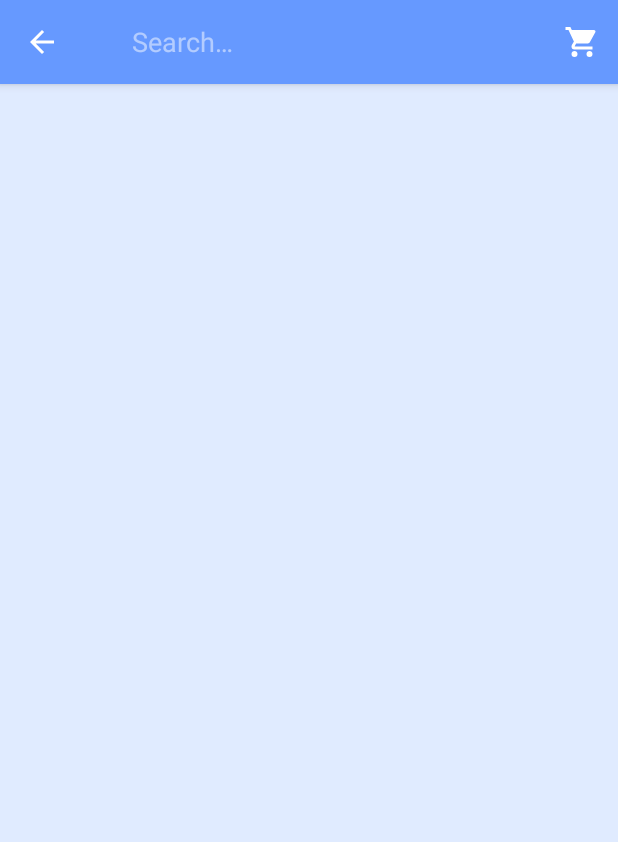
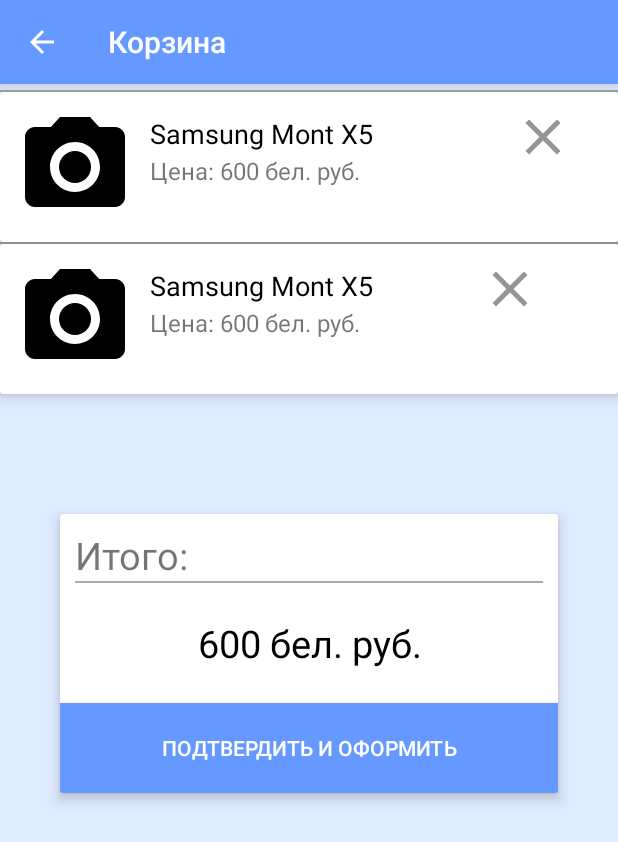
Before and after one commit to olisve/digital_planet, an Android app: the screen it shows after launch (MainActivity), after a tap on "Корзина", on a phone screen of 412 x 824 dp. Shown: the top 842 px of the screen. Run offline under Robolectric (Android 15) with nearby library versions, the light colour scheme and no system bars; libraries missing offline, so code that uses them is left out: org.springframework.web; 1 other tap on this screen came first.

Commit message:
Basket layout added.

```diff
--- a/MOB_APP/app/src/main/java/com/digitalplanet/digitalplanet/MainActivity.java
+++ b/MOB_APP/app/src/main/java/com/digitalplanet/digitalplanet/MainActivity.java
@@ -5,6 +5,7 @@
 import android.graphics.Color;
 import android.os.Bundle;
 import android.support.design.widget.NavigationView;
+import android.support.v4.app.FragmentTransaction;
 import android.support.v4.view.GravityCompat;
 import android.support.v4.widget.DrawerLayout;
 import android.support.v7.app.ActionBarDrawerToggle;
@@ -120,6 +121,17 @@
         searchItem = menu.findItem(R.id.action_search);
         filterItem = menu.findItem(R.id.action_filter);
         basketItem = menu.findItem(R.id.action_basket);
+        basketItem.setOnMenuItemClickListener(new MenuItem.OnMenuItemClickListener() {
+            @Override
+            public boolean onMenuItemClick(MenuItem menuItem) {
+                BasketFragment basketFragment = new BasketFragment();
+                FragmentTransaction fragmentTransaction = getSupportFragmentManager().beginTransaction();
+                fragmentTransaction.replace(R.id.frame, basketFragment);
+                fragmentTransaction.addToBackStack(String.valueOf(R.id.nav_basket));
+                fragmentTransaction.commit();
+                return false;
+            }
+        });
         SearchView searchView = (SearchView) MenuItemCompat.getActionView(searchItem);
         searchView.setOnQueryTextListener(this);
 
--- /dev/null
+++ b/MOB_APP/app/src/main/java/com/digitalplanet/digitalplanet/fragment/BasketFragment.java
@@ -0,0 +1,64 @@
+package com.digitalplanet.digitalplanet.fragment;
+
+import android.os.Bundle;
+import android.support.annotation.Nullable;
+import android.support.v7.app.AppCompatActivity;
+import android.support.v7.widget.LinearLayoutManager;
+import android.support.v7.widget.RecyclerView;
+import android.view.LayoutInflater;
+import android.view.Menu;
+import android.view.MenuInflater;
+import android.view.View;
+import android.view.ViewGroup;
+
+import com.digitalplanet.digitalplanet.R;
+import com.digitalplanet.digitalplanet.dal.Category;
+import com.digitalplanet.digitalplanet.dal.Product;
+
+import java.util.ArrayList;
+import java.util.List;
+
+/**
+ * Created by marija.savtchouk on 07.12.2017.
+ */
+
+public class BasketFragment extends BaseFragment {
+
+    private RecyclerView mRecyclerView;
+    private RecyclerView.Adapter mAdapter;
+    private RecyclerView.LayoutManager mLayoutManager;
+
+    private List<Product> products = new ArrayList<>();
+
+    public BasketFragment() {
+        // Required empty public constructor
+    }
+
+    @Override
+    public void onCreate(Bundle savedInstanceState) {
+        super.onCreate(savedInstanceState);
+        setHasOptionsMenu(true);
+    }
+
+    @Override
+    public View onCreateView(LayoutInflater inflater, ViewGroup container,
+                             Bundle savedInstanceState) {
+        return inflater.inflate(R.layout.basket_layout, container, false);
+    }
+
+
+    @Override
+    public void onViewCreated(View view, @Nullable Bundle savedInstanceState) {
+        super.onViewCreated(view, savedInstanceState);
+
+        ((AppCompatActivity) this.getActivity()).getSupportActionBar().setTitle(getResources().getString(R.string.basket));
+    }
+
+    @Override
+    public void onCreateOptionsMenu(Menu menu, MenuInflater inflater) {
+        super.onCreateOptionsMenu(menu, inflater);
+        menu.findItem(R.id.action_search).setVisible(false);
+        menu.findItem(R.id.action_filter).setVisible(false);
+        menu.findItem(R.id.action_basket).setVisible(false);
+    }
+}
--- a/MOB_APP/app/src/main/java/com/digitalplanet/digitalplanet/fragment/CatalogFragment.java
+++ b/MOB_APP/app/src/main/java/com/digitalplanet/digitalplanet/fragment/CatalogFragment.java
@@ -12,6 +12,7 @@
 import android.view.LayoutInflater;
 import android.view.Menu;
 import android.view.MenuInflater;
+import android.view.MenuItem;
 import android.view.View;
 import android.view.ViewGroup;
 import android.os.Bundle;
@@ -77,6 +78,17 @@
         menu.findItem(R.id.action_search).setVisible(true);
         menu.findItem(R.id.action_filter).setVisible(false);
         menu.findItem(R.id.action_basket).setVisible(true);
+        menu.findItem(R.id.action_basket).setOnMenuItemClickListener(new MenuItem.OnMenuItemClickListener() {
+            @Override
+            public boolean onMenuItemClick(MenuItem menuItem) {
+                BasketFragment basketFragment = new BasketFragment();
+                FragmentTransaction fragmentTransaction = CatalogFragment.this.getFragmentManager().beginTransaction();
+                fragmentTransaction.replace(((View) CatalogFragment.this.getView().getParent()).getId(), basketFragment);
+                fragmentTransaction.addToBackStack(String.valueOf(R.id.nav_basket));
+                fragmentTransaction.commit();
+                return false;
+            }
+        });
     }
 
     public void searchCategories() {
@@ -126,10 +138,12 @@
             holder.bCategory.setText(f.getName());
             final String id = categories.get(position).get_id();
             ArrayList<Integer> drowable_ids = new ArrayList<Integer>();
-            drowable_ids.add(R.drawable.ic_weekend_black_24dp);
             drowable_ids.add(R.drawable.ic_phone_android_black_24dp);
+            drowable_ids.add(R.drawable.ic_tablet_black_24dp);
+            drowable_ids.add(R.drawable.ic_laptop_mac_black_24dp);
             drowable_ids.add(R.drawable.ic_tv_black_24dp);
             drowable_ids.add(R.drawable.ic_photo_camera_black_24dp);
+            drowable_ids.add(R.drawable.ic_headset_black_24dp);
             int i = position % drowable_ids.size();
             holder.bCategory.setCompoundDrawablesWithIntrinsicBounds(getResources().getDrawable(drowable_ids.get(i)), null, null, null);
             holder.bCategory.setOnClickListener(new View.OnClickListener() {
--- a/MOB_APP/app/src/main/java/com/digitalplanet/digitalplanet/fragment/CatalogListView.java
+++ b/MOB_APP/app/src/main/java/com/digitalplanet/digitalplanet/fragment/CatalogListView.java
@@ -110,6 +110,17 @@
                 filterFragment.setArguments(bundle);
                 fragmentTransaction.replace(((View) CatalogListView.this.getView().getParent()).getId(), filterFragment);
                 fragmentTransaction.addToBackStack(null);
+                fragmentTransaction.commit();
+                return false;
+            }
+        });
+        menu.findItem(R.id.action_basket).setOnMenuItemClickListener(new MenuItem.OnMenuItemClickListener() {
+            @Override
+            public boolean onMenuItemClick(MenuItem menuItem) {
+                BasketFragment basketFragment = new BasketFragment();
+                FragmentTransaction fragmentTransaction = CatalogListView.this.getFragmentManager().beginTransaction();
+                fragmentTransaction.replace(((View) CatalogListView.this.getView().getParent()).getId(), basketFragment);
+                fragmentTransaction.addToBackStack(String.valueOf(R.id.nav_basket));
                 fragmentTransaction.commit();
                 return false;
             }
--- a/MOB_APP/app/src/main/java/com/digitalplanet/digitalplanet/fragment/ProductFragment.java
+++ b/MOB_APP/app/src/main/java/com/digitalplanet/digitalplanet/fragment/ProductFragment.java
@@ -5,12 +5,14 @@
 import android.os.AsyncTask;
 import android.os.Bundle;
 import android.support.annotation.Nullable;
+import android.support.v4.app.FragmentTransaction;
 import android.support.v7.app.AppCompatActivity;
 import android.support.v7.widget.LinearLayoutManager;
 import android.support.v7.widget.RecyclerView;
 import android.view.LayoutInflater;
 import android.view.Menu;
 import android.view.MenuInflater;
+import android.view.MenuItem;
 import android.view.View;
 import android.view.ViewGroup;
 import android.widget.Button;
@@ -99,6 +101,17 @@
         menu.findItem(R.id.action_search).setVisible(false);
         menu.findItem(R.id.action_filter).setVisible(false);
         menu.findItem(R.id.action_basket).setVisible(true);
+        menu.findItem(R.id.action_basket).setOnMenuItemClickListener(new MenuItem.OnMenuItemClickListener() {
+            @Override
+            public boolean onMenuItemClick(MenuItem menuItem) {
+                BasketFragment basketFragment = new BasketFragment();
+                FragmentTransaction fragmentTransaction = ProductFragment.this.getFragmentManager().beginTransaction();
+                fragmentTransaction.replace(((View) ProductFragment.this.getView().getParent()).getId(), basketFragment);
+                fragmentTransaction.addToBackStack(String.valueOf(R.id.nav_basket));
+                fragmentTransaction.commit();
+                return false;
+            }
+        });
     }
 
     void loadProduct() {
--- /dev/null
+++ b/MOB_APP/app/src/main/res/drawable/ic_clear_black_24dp.xml
@@ -0,0 +1,9 @@
+<vector xmlns:android="http://schemas.android.com/apk/res/android"
+        android:width="24dp"
+        android:height="24dp"
+        android:viewportWidth="24.0"
+        android:viewportHeight="24.0">
+    <path
+        android:fillColor="#959595"
+        android:pathData="M19,6.41L17.59,5 12,10.59 6.41,5 5,6.41 10.59,12 5,17.59 6.41,19 12,13.41 17.59,19 19,17.59 13.41,12z"/>
+</vector>
--- /dev/null
+++ b/MOB_APP/app/src/main/res/drawable/ic_headset_black_24dp.xml
@@ -0,0 +1,9 @@
+<vector xmlns:android="http://schemas.android.com/apk/res/android"
+        android:width="24dp"
+        android:height="24dp"
+        android:viewportWidth="24.0"
+        android:viewportHeight="24.0">
+    <path
+        android:fillColor="#FF000000"
+        android:pathData="M12,1c-4.97,0 -9,4.03 -9,9v7c0,1.66 1.34,3 3,3h3v-8H5v-2c0,-3.87 3.13,-7 7,-7s7,3.13 7,7v2h-4v8h3c1.66,0 3,-1.34 3,-3v-7c0,-4.97 -4.03,-9 -9,-9z"/>
+</vector>
--- /dev/null
+++ b/MOB_APP/app/src/main/res/drawable/ic_laptop_mac_black_24dp.xml
@@ -0,0 +1,9 @@
+<vector xmlns:android="http://schemas.android.com/apk/res/android"
+        android:width="24dp"
+        android:height="24dp"
+        android:viewportWidth="24.0"
+        android:viewportHeight="24.0">
+    <path
+        android:fillColor="#FF000000"
+        android:pathData="M20,18c1.1,0 1.99,-0.9 1.99,-2L22,5c0,-1.1 -0.9,-2 -2,-2L4,3c-1.1,0 -2,0.9 -2,2v11c0,1.1 0.9,2 2,2L0,18c0,1.1 0.9,2 2,2h20c1.1,0 2,-0.9 2,-2h-4zM4,5h16v11L4,16L4,5zM12,19c-0.55,0 -1,-0.45 -1,-1s0.45,-1 1,-1 1,0.45 1,1 -0.45,1 -1,1z"/>
+</vector>
--- /dev/null
+++ b/MOB_APP/app/src/main/res/drawable/ic_tablet_black_24dp.xml
@@ -0,0 +1,9 @@
+<vector xmlns:android="http://schemas.android.com/apk/res/android"
+        android:width="24dp"
+        android:height="24dp"
+        android:viewportWidth="24.0"
+        android:viewportHeight="24.0">
+    <path
+        android:fillColor="#FF000000"
+        android:pathData="M21,4L3,4c-1.1,0 -2,0.9 -2,2v12c0,1.1 0.9,2 2,2h18c1.1,0 1.99,-0.9 1.99,-2L23,6c0,-1.1 -0.9,-2 -2,-2zM19,18L5,18L5,6h14v12z"/>
+</vector>
--- /dev/null
+++ b/MOB_APP/app/src/main/res/layout/basket_layout.xml
@@ -0,0 +1,185 @@
+<?xml version="1.0" encoding="utf-8"?>
+<ScrollView
+    xmlns:android="http://schemas.android.com/apk/res/android"
+    android:layout_width="fill_parent"
+    android:layout_height="fill_parent"
+    android:fitsSystemWindows="true"
+    android:background="@color/colorPrimaryBack">
+    <LinearLayout
+        android:clipToPadding="false"
+        android:orientation="vertical"
+        android:layout_width="match_parent"
+        android:layout_height="wrap_content"
+        android:paddingTop="60dp">
+        <View
+            android:layout_width="match_parent"
+            android:layout_height="1dp"
+            android:background="@android:color/darker_gray"/>
+        <android.support.v7.widget.CardView
+            xmlns:card_view="http://schemas.android.com/apk/res-auto"
+            android:id="@+id/card_basket_view"
+            android:layout_gravity="center"
+            android:layout_width="match_parent"
+            android:layout_height="wrap_content"
+            card_view:cardElevation="5dp">
+        <LinearLayout
+            android:clipToPadding="false"
+            android:orientation="horizontal"
+            android:layout_width="match_parent"
+            android:layout_height="wrap_content"
+            android:paddingLeft="10dp"
+            android:paddingRight="30dp"
+            android:paddingTop="10dp"
+            android:paddingBottom="10dp">
+            <ImageView
+                android:id="@+id/iv_basket_photo"
+                android:layout_width="80dp"
+                android:layout_height="80dp"
+                android:src="@drawable/ic_photo_camera_black_24dp"/>
+            <LinearLayout
+                android:clipToPadding="false"
+                android:orientation="vertical"
+                android:layout_width="180dp"
+                android:layout_marginLeft="10dp"
+                android:layout_marginRight="10dp"
+                android:layout_height="wrap_content">
+                <TextView
+                    android:id="@+id/iv_name_basket"
+                    android:layout_width="match_parent"
+                    android:layout_height="wrap_content"
+                    android:text="Samsung Mont X5"
+                    android:layout_marginTop="5dp"
+                    android:textColor="#000000"
+                    android:gravity="left"
+                    android:textSize="18dp" />
+                <TextView
+                    android:id="@+id/iv_price_basket"
+                    android:layout_width="match_parent"
+                    android:layout_height="wrap_content"
+                    android:layout_marginTop="1dp"
+                    android:text="Цена: 600 бел. руб."
+                    android:gravity="left"
+                    android:textSize="16dp" />
+            </LinearLayout>
+            <View
+                android:layout_width="0dp"
+                android:layout_height="0dp"
+                android:layout_weight="1" />
+            <ImageView
+                android:id="@+id/iv_delete_basket"
+                android:layout_width="40dp"
+                android:layout_height="40dp"
+                android:layout_marginLeft="30dp"
+                android:src="@drawable/ic_clear_black_24dp"
+                android:layout_gravity="right"/>
+        </LinearLayout>
+        </android.support.v7.widget.CardView>
+        <View
+            android:layout_width="match_parent"
+            android:layout_height="1dp"
+            android:background="@android:color/darker_gray"/>
+        <android.support.v7.widget.CardView
+            xmlns:card_view="http://schemas.android.com/apk/res-auto"
+            android:id="@+id/card_basket_view1"
+            android:layout_gravity="center"
+            android:layout_width="match_parent"
+            android:layout_height="wrap_content"
+            card_view:cardElevation="5dp">
+            <LinearLayout
+                android:clipToPadding="false"
+                android:orientation="horizontal"
+                android:layout_width="match_parent"
+                android:layout_height="wrap_content"
+                android:paddingLeft="10dp"
+                android:paddingRight="30dp"
+                android:paddingTop="10dp"
+                android:paddingBottom="10dp">
+                <ImageView
+                    android:id="@+id/iv_basket_photo1"
+                    android:layout_width="80dp"
+                    android:layout_height="80dp"
+                    android:src="@drawable/ic_photo_camera_black_24dp"/>
+                <LinearLayout
+                    android:clipToPadding="false"
+                    android:orientation="vertical"
+                    android:layout_width="180dp"
+                    android:layout_marginLeft="10dp"
+                    android:layout_marginRight="10dp"
+                    android:layout_height="wrap_content">
+                    <TextView
+                        android:id="@+id/iv_name_basket1"
+                        android:layout_width="match_parent"
+                        android:layout_height="wrap_content"
+                        android:text="Samsung Mont X5"
+                        android:layout_marginTop="5dp"
+                        android:textColor="#000000"
+                        android:gravity="left"
+                        android:textSize="18dp" />
+                    <TextView
+                        android:id="@+id/iv_price_basket1"
+                        android:layout_width="match_parent"
+                        android:layout_height="wrap_content"
+                        android:layout_marginTop="1dp"
+                        android:text="Цена: 600 бел. руб."
+                        android:gravity="left"
+                        android:textSize="16dp" />
+                </LinearLayout>
+                <ImageView
+                    android:id="@+id/iv_delete_basket1"
+                    android:layout_width="40dp"
+                    android:layout_height="40dp"
+                    android:layout_marginLeft="30dp"
+                    android:src="@drawable/ic_clear_black_24dp"
+                    android:layout_gravity="right"/>
+            </LinearLayout>
+        </android.support.v7.widget.CardView>
+        <android.support.v7.widget.CardView
+            xmlns:card_view="http://schemas.android.com/apk/res-auto"
+            android:id="@+id/card_basket_order"
+            android:layout_gravity="center"
+            android:layout_width="match_parent"
+            android:layout_height="wrap_content"
+            card_view:cardElevation="5dp"
+            android:layout_marginTop="80dp"
+            android:layout_marginLeft="40dp"
+            android:layout_marginRight="40dp"
+            android:layout_marginBottom="20dp">
+            <LinearLayout
+                android:clipToPadding="false"
+                android:orientation="vertical"
+                android:layout_width="match_parent"
+                android:layout_height="wrap_content"
+                android:paddingTop="10dp">
+                    <TextView
+                        android:layout_width="match_parent"
+                        android:layout_height="wrap_content"
+                        android:paddingLeft="10dp"
+                        android:text="Итого:"
+                        android:gravity="left"
+                        android:textSize="25dp"
+                        />
+                <View
+                    android:layout_width="match_parent"
+                    android:layout_height="1dp"
+                    android:layout_marginLeft="10dp"
+                    android:layout_marginRight="10dp"
+                    android:background="@android:color/darker_gray"/>
+                <TextView
+                    android:layout_width="match_parent"
+                    android:layout_height="80dp"
+                    android:text="600 бел. руб."
+                    android:textColor="#000000"
+                    android:gravity="center"
+                    android:textSize="25dp"/>
+                <android.support.v7.widget.AppCompatButton
+                    android:id="@+id/btn_to_basket"
+                    android:layout_width="match_parent"
+                    android:layout_height="60dp"
+                    android:textSize="14dp"
+                    android:textColor="#FFFFFF"
+                    android:background="@color/colorPrimaryBar"
+                    android:text="Подтвердить и оформить" />
+            </LinearLayout>
+        </android.support.v7.widget.CardView>
+    </LinearLayout>
+</ScrollView>
--- a/MOB_APP/app/src/main/res/values/colors.xml
+++ b/MOB_APP/app/src/main/res/values/colors.xml
@@ -8,4 +8,5 @@
     <color name="colorAccentBack">#FF4081</color>
     <color name="colorAccentGrey">#999999</color>
     <color name="transparent">#00000000</color>
+    <color name="darkGrey">#757575</color>
 </resources>
--- a/MOB_APP/app/src/main/res/values/strings.xml
+++ b/MOB_APP/app/src/main/res/values/strings.xml
@@ -7,6 +7,7 @@
     <string name="producer">Производитель</string>
     <string name="apply">Применить</string>
     <string name="to_basket">В корзину!</string>
+    <string name="basket">Корзина</string>
     <string name="navigation_drawer_open">Open navigation drawer</string>
     <string name="navigation_drawer_close">Close navigation drawer</string>
 
```
